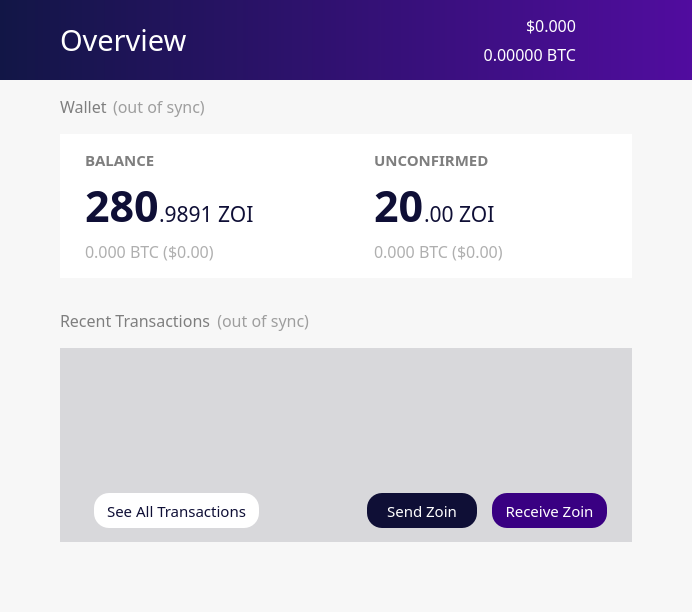
Above: src/qt/forms/winforms/overviewpage.ui from noirofficial/noir before the change. Below: the same form after it.
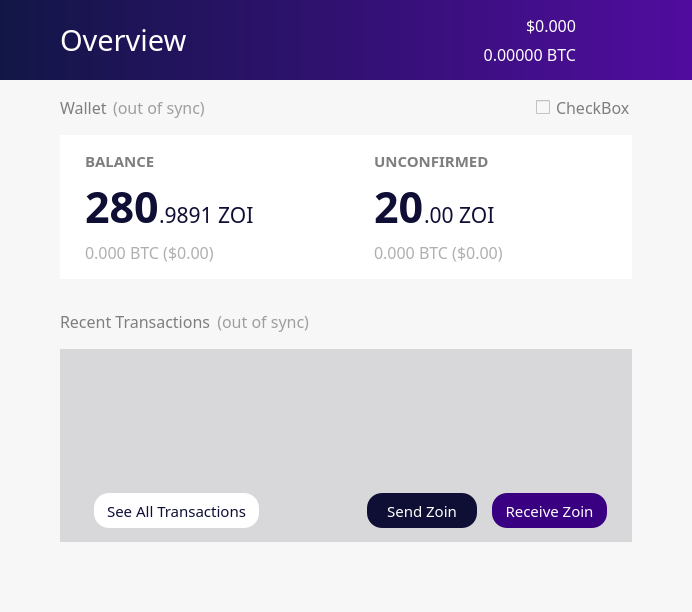
That is the form after the change. Icons and pictures are not drawn.

Commit message: win TOR enable

```diff
--- a/src/qt/forms/winforms/overviewpage.ui
+++ b/src/qt/forms/winforms/overviewpage.ui
@@ -735,6 +735,22 @@
               </property>
              </spacer>
             </item>
+            <item>
+             <widget class="QCheckBox" name="checkboxEnabledTor">
+              <property name="font">
+               <font>
+                <family>ZoinMedium</family>
+                <pointsize>12</pointsize>
+               </font>
+              </property>
+              <property name="styleSheet">
+               <string notr="true">color: rgb(126, 126, 126);</string>
+              </property>
+              <property name="text">
+               <string>CheckBox</string>
+              </property>
+             </widget>
+            </item>
            </layout>
           </item>
           <item>
```
Left out of the diff: 4 changed lines with no effect on the pictures.
